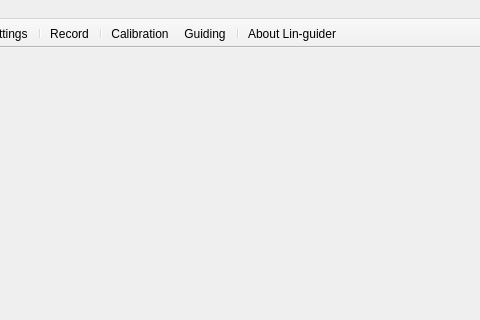
Before: the Qt Designer form lin_guider/ui/lin_guider.ui in rumengb/lin_guider, drawn with Qt 5; both pictures show x 200 to 680 and y 0 to 320 of the 680 by 585 pixel window.
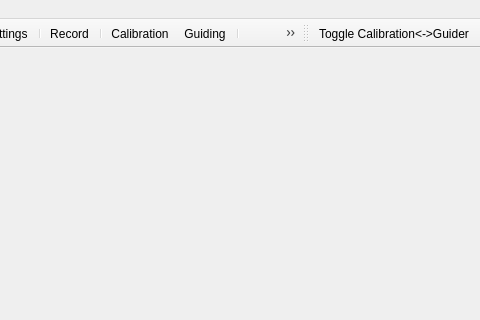
After: the same form once the commit is applied. Icons and pictures are not drawn.

Diff of the .ui file:
```diff
--- a/lin_guider/ui/lin_guider.ui
+++ b/lin_guider/ui/lin_guider.ui
@@ -111,6 +111,18 @@
    <addaction name="separator"/>
    <addaction name="actionAbout"/>
   </widget>
+  <widget class="QToolBar" name="toolBar_Helper">
+   <property name="windowTitle">
+    <string>toolBar_2</string>
+   </property>
+   <attribute name="toolBarArea">
+    <enum>TopToolBarArea</enum>
+   </attribute>
+   <attribute name="toolBarBreak">
+    <bool>false</bool>
+   </attribute>
+   <addaction name="action_Toggle_Calibration_Guider"/>
+  </widget>
   <action name="actionSetupDriver">
    <property name="icon">
     <iconset resource="../rc/lin_guider.qrc">
@@ -233,6 +245,15 @@
     <bool>true</bool>
    </property>
   </action>
+  <action name="action_Toggle_Calibration_Guider">
+   <property name="icon">
+    <iconset resource="../rc/lin_guider.qrc">
+     <normaloff>:/new/prefix1/calibr2guider.png</normaloff>:/new/prefix1/calibr2guider.png</iconset>
+   </property>
+   <property name="text">
+    <string>&amp;Toggle Calibration&lt;-&gt;Guider</string>
+   </property>
+  </action>
  </widget>
  <resources>
   <include location="../rc/lin_guider.qrc"/>
```
Left out of the diff: 5 changed lines with no effect on the pictures.
